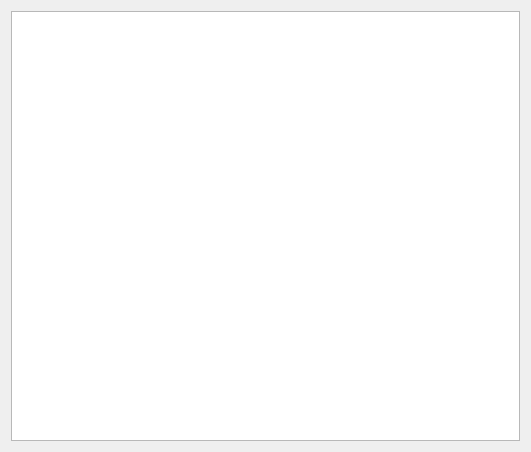
Before: the Qt Designer form gui_client/reportview.ui in turok-m-a/tester-server, drawn with Qt 5.
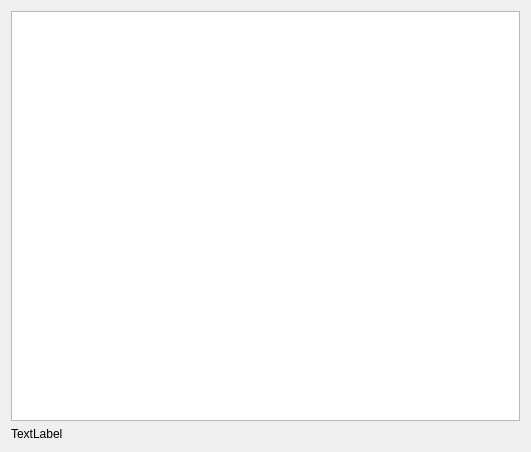
After: the same form once the commit is applied.

Patch:
```diff
--- a/gui_client/reportview.ui
+++ b/gui_client/reportview.ui
@@ -25,6 +25,13 @@
      </item>
     </layout>
    </item>
+   <item row="1" column="0">
+    <widget class="QLabel" name="time">
+     <property name="text">
+      <string>TextLabel</string>
+     </property>
+    </widget>
+   </item>
   </layout>
  </widget>
  <resources/>
```
